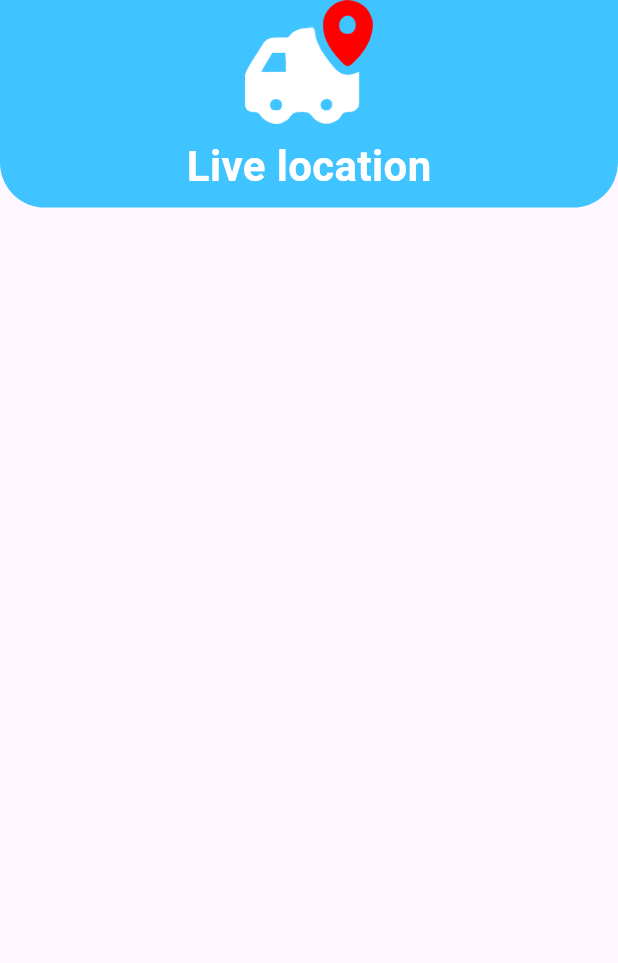
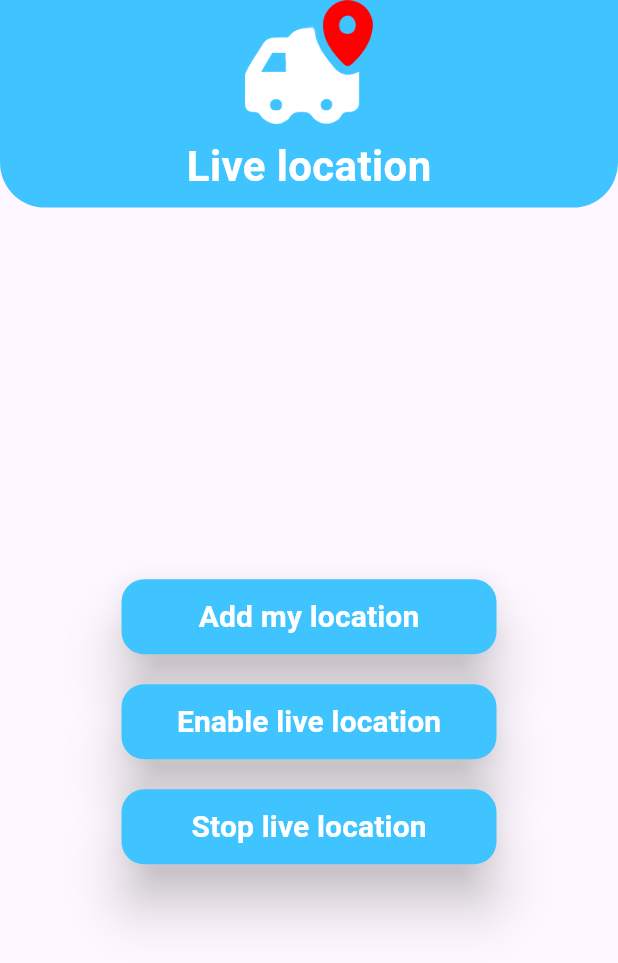
Before and after one commit to musondaAlexander/patienttracking, a Flutter app: the screen it shows once a user with an empty profile is signed in, in the side drawer, after a tap on "Share Live Location", on a phone screen of 412 x 824 dp. Shown: the top 963 px of the screen. Run offline on Flutter 3.47's test engine with Material 2 defaults, Android fonts, the phone set to English and light mode, and no system bars; our stand-ins replace firebase_auth, firebase_core, firebase_database, get, google_fonts, google_maps_flutter and 1 more; accounts and stored records are empty.

Commit message:
updated the location page

```diff
--- a/lib/commonScreens/Location/share_location.dart
+++ b/lib/commonScreens/Location/share_location.dart
@@ -78,9 +78,91 @@ class _ShareMyLocationState extends State<ShareMyLocation> {
           ),
         ),
       ),
+      body: Center(
+        child: Column(
+          mainAxisAlignment: MainAxisAlignment.center,
+          children: [
+            ElevatedButton(
+              style: ElevatedButton.styleFrom(
+                minimumSize: const Size(250, 50),
+                elevation: 15,
+                foregroundColor: Colors.white,
+                backgroundColor: Colors.lightBlueAccent,
+                shape: RoundedRectangleBorder(
+                  borderRadius: BorderRadius.circular(15.0),
+                ),
+              ),
+              onPressed: () {
+                _getLocation();
+              },
+              child: const Text(
+                'Add my location',
+                style: TextStyle(
+                    fontSize: 20,
+                    fontWeight: FontWeight.w700,
+                    color: Colors.white),
+              ),
+            ),
+            const SizedBox(
+              height: 20,
+            ),
+            ElevatedButton(
+              style: ElevatedButton.styleFrom(
+                minimumSize: const Size(250, 50),
+                elevation: 15,
+                foregroundColor: Colors.white,
+                backgroundColor: Colors.lightBlueAccent,
+                shape: RoundedRectangleBorder(
+                  borderRadius: BorderRadius.circular(15.0),
+                ),
+              ),
+              onPressed: () {
+                _listenLocation();
+              },
+              child: const Text(
+                'Enable live location',
+                style: TextStyle(
+                    fontSize: 20,
+                    fontWeight: FontWeight.w700,
+                    color: Colors.white),
+              ),
+            ),
+            const SizedBox(
+              height: 20,
+            ),
+            ElevatedButton(
+              style: ElevatedButton.styleFrom(
+                elevation: 15,
+                minimumSize: const Size(250, 50),
+                foregroundColor: Colors.white,
+                backgroundColor: Colors.lightBlueAccent,
+                shape: RoundedRectangleBorder(
+                  borderRadius: BorderRadius.circular(15.0),
+                ),
+              ),
+              onPressed: () {
+                _stopListening();
+              },
+              child: const Text(
+                'Stop live location',
+                style: TextStyle(
+                    fontSize: 20,
+                    fontWeight: FontWeight.w700,
+                    color: Colors.white),
+              ),
+            ),
+          ],
+        ),
+      ),
     );
   }
 
   // method to request permission for location
   void _requestPermission() {}
+  // method to get location
+  void _getLocation() {}
+  // Method to Stop listening on location
+  void _stopListening() {}
+  // Method to Listen on location
+  void _listenLocation() {}
 }
```
